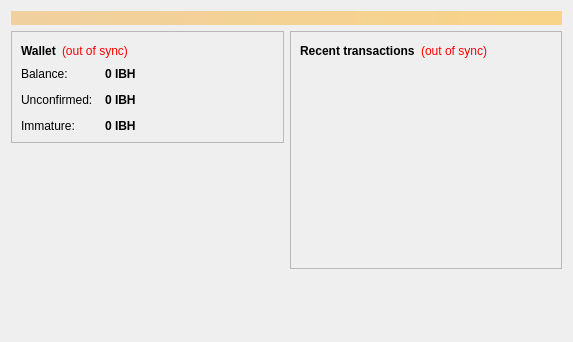
Old version of the form src/qt/forms/overviewpage.ui in the repository ibithub/ibithub.
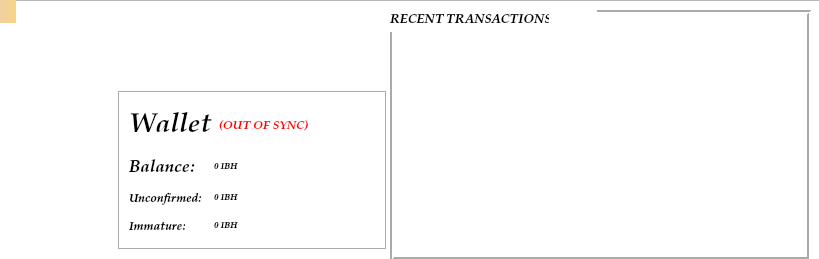
New version of the form. Icons and pictures are not drawn.

The edit to the form file:
```diff
--- a/src/qt/forms/overviewpage.ui
+++ b/src/qt/forms/overviewpage.ui
@@ -6,16 +6,40 @@
    <rect>
     <x>0</x>
     <y>0</y>
-    <width>573</width>
-    <height>342</height>
+    <width>819</width>
+    <height>259</height>
    </rect>
   </property>
+  <property name="minimumSize">
+   <size>
+    <width>819</width>
+    <height>259</height>
+   </size>
+  </property>
+  <property name="maximumSize">
+   <size>
+    <width>819</width>
+    <height>259</height>
+   </size>
+  </property>
   <property name="windowTitle">
    <string>Form</string>
   </property>
-  <layout class="QVBoxLayout" name="topLayout">
-   <item>
+  <property name="autoFillBackground">
+   <bool>true</bool>
+  </property>
+  <property name="styleSheet">
+   <string notr="true"/>
+  </property>
     <widget class="QLabel" name="labelAlerts">
+   <property name="geometry">
+    <rect>
+     <x>0</x>
+     <y>0</y>
+     <width>16</width>
+     <height>23</height>
+    </rect>
+   </property>
      <property name="visible">
       <bool>false</bool>
      </property>
@@ -29,37 +53,157 @@
       <number>3</number>
      </property>
     </widget>
-   </item>
-   <item>
-    <layout class="QHBoxLayout" name="horizontalLayout" stretch="1,1">
-     <item>
+  <widget class="QWidget" name="layoutWidget">
+   <property name="enabled">
+    <bool>true</bool>
+   </property>
+   <property name="geometry">
+    <rect>
+     <x>118</x>
+     <y>90</y>
+     <width>271</width>
+     <height>161</height>
+    </rect>
+   </property>
+   <property name="minimumSize">
+    <size>
+     <width>271</width>
+     <height>161</height>
+    </size>
+   </property>
+   <property name="maximumSize">
+    <size>
+     <width>271</width>
+     <height>161</height>
+    </size>
+   </property>
+   <property name="font">
+    <font>
+     <family>URW Palladio L</family>
+     <pointsize>7</pointsize>
+     <weight>75</weight>
+     <italic>true</italic>
+     <bold>true</bold>
+    </font>
+   </property>
+   <property name="acceptDrops">
+    <bool>false</bool>
+   </property>
       <layout class="QVBoxLayout" name="verticalLayout_2">
        <item>
         <widget class="QFrame" name="frame">
+      <property name="enabled">
+       <bool>true</bool>
+      </property>
+      <property name="minimumSize">
+       <size>
+        <width>269</width>
+        <height>159</height>
+       </size>
+      </property>
+      <property name="maximumSize">
+       <size>
+        <width>269</width>
+        <height>159</height>
+       </size>
+      </property>
+      <property name="font">
+       <font>
+        <family>URW Palladio L</family>
+        <weight>75</weight>
+        <italic>true</italic>
+        <bold>true</bold>
+       </font>
+      </property>
+      <property name="tabletTracking">
+       <bool>false</bool>
+      </property>
+      <property name="focusPolicy">
+       <enum>Qt::NoFocus</enum>
+      </property>
+      <property name="acceptDrops">
+       <bool>false</bool>
+      </property>
+      <property name="autoFillBackground">
+       <bool>false</bool>
+      </property>
+      <property name="styleSheet">
+       <string notr="true">background-color:white</string>
+      </property>
          <property name="frameShape">
-          <enum>QFrame::StyledPanel</enum>
+       <enum>QFrame::Box</enum>
          </property>
          <property name="frameShadow">
-          <enum>QFrame::Raised</enum>
-         </property>
-         <layout class="QVBoxLayout" name="verticalLayout_4">
-          <item>
+       <enum>QFrame::Sunken</enum>
+      </property>
+      <layout class="QGridLayout" name="gridLayout">
+       <item row="0" column="0">
            <layout class="QHBoxLayout" name="horizontalLayout_4">
             <item>
              <widget class="QLabel" name="label_5">
+           <property name="enabled">
+            <bool>true</bool>
+           </property>
+           <property name="minimumSize">
+            <size>
+             <width>84</width>
+             <height>48</height>
+            </size>
+           </property>
+           <property name="maximumSize">
+            <size>
+             <width>84</width>
+             <height>48</height>
+            </size>
+           </property>
               <property name="font">
                <font>
+             <family>URW Palladio L</family>
+             <pointsize>20</pointsize>
                 <weight>75</weight>
+             <italic>true</italic>
                 <bold>true</bold>
                </font>
               </property>
               <property name="text">
                <string>Wallet</string>
               </property>
+           <property name="scaledContents">
+            <bool>false</bool>
+           </property>
+           <property name="wordWrap">
+            <bool>false</bool>
+           </property>
              </widget>
             </item>
             <item>
              <widget class="QLabel" name="labelWalletStatus">
+           <property name="enabled">
+            <bool>true</bool>
+           </property>
+           <property name="minimumSize">
+            <size>
+             <width>111</width>
+             <height>48</height>
+            </size>
+           </property>
+           <property name="maximumSize">
+            <size>
+             <width>111</width>
+             <height>48</height>
+            </size>
+           </property>
+           <property name="font">
+            <font>
+             <family>URW Palladio L</family>
+             <weight>75</weight>
+             <italic>true</italic>
+             <bold>true</bold>
+            </font>
+           </property>
+           <property name="acceptDrops">
+            <bool>false</bool>
+           </property>
               <property name="toolTip">
                <string>The displayed information may be out of date. Your wallet automatically synchronizes with the Ibithub network after a connection is established, but this process has not completed yet.</string>
               </property>
@@ -67,7 +211,7 @@
                <string notr="true">QLabel { color: red; }</string>
               </property>
               <property name="text">
-               <string notr="true">(out of sync)</string>
+            <string notr="true">(OUT OF SYNC)</string>
               </property>
               <property name="alignment">
                <set>Qt::AlignLeading|Qt::AlignLeft|Qt::AlignVCenter</set>
@@ -76,6 +220,32 @@
             </item>
             <item>
              <spacer name="horizontalSpacer_2">
+           <property name="enabled">
+            <bool>true</bool>
+           </property>
+           <property name="minimumSize">
+            <size>
+             <width>38</width>
+             <height>48</height>
+            </size>
+           </property>
+           <property name="maximumSize">
+            <size>
+             <width>38</width>
+             <height>48</height>
+            </size>
+           </property>
+           <property name="font">
+            <font>
+             <family>URW Palladio L</family>
+             <weight>75</weight>
+             <italic>true</italic>
+             <bold>true</bold>
+            </font>
+           </property>
+           <property name="acceptDrops">
+            <bool>false</bool>
+           </property>
               <property name="orientation">
                <enum>Qt::Horizontal</enum>
               </property>
@@ -89,7 +259,7 @@
             </item>
            </layout>
           </item>
-          <item>
+       <item row="1" column="0">
            <layout class="QFormLayout" name="formLayout_2">
             <property name="fieldGrowthPolicy">
              <enum>QFormLayout::AllNonFixedFieldsGrow</enum>
@@ -102,6 +272,33 @@
             </property>
             <item row="0" column="0">
              <widget class="QLabel" name="label">
+           <property name="enabled">
+            <bool>true</bool>
+           </property>
+           <property name="minimumSize">
+            <size>
+             <width>66</width>
+             <height>23</height>
+            </size>
+           </property>
+           <property name="maximumSize">
+            <size>
+             <width>66</width>
+             <height>23</height>
+            </size>
+           </property>
+           <property name="font">
+            <font>
+             <family>URW Palladio L</family>
+             <pointsize>13</pointsize>
+             <weight>75</weight>
+             <italic>true</italic>
+             <bold>true</bold>
+            </font>
+           </property>
+           <property name="acceptDrops">
+            <bool>false</bool>
+           </property>
               <property name="text">
                <string>Balance:</string>
               </property>
@@ -109,9 +306,27 @@
             </item>
             <item row="0" column="1">
              <widget class="QLabel" name="labelBalance">
+           <property name="enabled">
+            <bool>true</bool>
+           </property>
+           <property name="minimumSize">
+            <size>
+             <width>160</width>
+             <height>23</height>
+            </size>
+           </property>
+           <property name="maximumSize">
+            <size>
+             <width>160</width>
+             <height>23</height>
+            </size>
+           </property>
               <property name="font">
                <font>
+             <family>URW Palladio L</family>
+             <pointsize>7</pointsize>
                 <weight>75</weight>
+             <italic>true</italic>
                 <bold>true</bold>
                </font>
               </property>
@@ -131,35 +346,67 @@
             </item>
             <item row="1" column="0">
              <widget class="QLabel" name="label_3">
+           <property name="enabled">
+            <bool>true</bool>
+           </property>
+           <property name="minimumSize">
+            <size>
+             <width>73</width>
+             <height>16</height>
+            </size>
+           </property>
+           <property name="maximumSize">
+            <size>
+             <width>73</width>
+             <height>16</height>
+            </size>
+           </property>
+           <property name="font">
+            <font>
+             <family>URW Palladio L</family>
+             <pointsize>9</pointsize>
+             <weight>75</weight>
+             <italic>true</italic>
+             <bold>true</bold>
+            </font>
+           </property>
+           <property name="acceptDrops">
+            <bool>false</bool>
+           </property>
               <property name="text">
                <string>Unconfirmed:</string>
               </property>
              </widget>
             </item>
-            <item row="1" column="1">
-             <widget class="QLabel" name="labelUnconfirmed">
-              <property name="font">
-               <font>
-                <weight>75</weight>
-                <bold>true</bold>
-               </font>
-              </property>
-              <property name="cursor">
-               <cursorShape>IBeamCursor</cursorShape>
-              </property>
-              <property name="toolTip">
-               <string>Total of transactions that have yet to be confirmed, and do not yet count toward the current balance</string>
-              </property>
-              <property name="text">
-               <string notr="true">0 IBH</string>
-              </property>
-              <property name="textInteractionFlags">
-               <set>Qt::LinksAccessibleByMouse|Qt::TextSelectableByKeyboard|Qt::TextSelectableByMouse</set>
-              </property>
-             </widget>
-            </item>
             <item row="2" column="0">
              <widget class="QLabel" name="labelImmatureText">
+           <property name="enabled">
+            <bool>true</bool>
+           </property>
+           <property name="minimumSize">
+            <size>
+             <width>56</width>
+             <height>16</height>
+            </size>
+           </property>
+           <property name="maximumSize">
+            <size>
+             <width>56</width>
+             <height>16</height>
+            </size>
+           </property>
+           <property name="font">
+            <font>
+             <family>URW Palladio L</family>
+             <pointsize>9</pointsize>
+             <weight>75</weight>
+             <italic>true</italic>
+             <bold>true</bold>
+            </font>
+           </property>
+           <property name="acceptDrops">
+            <bool>false</bool>
+           </property>
               <property name="text">
                <string>Immature:</string>
               </property>
@@ -167,9 +414,27 @@
             </item>
             <item row="2" column="1">
              <widget class="QLabel" name="labelImmature">
+           <property name="enabled">
+            <bool>true</bool>
+           </property>
+           <property name="minimumSize">
+            <size>
+             <width>160</width>
+             <height>16</height>
+            </size>
+           </property>
+           <property name="maximumSize">
+            <size>
+             <width>160</width>
+             <height>16</height>
+            </size>
+           </property>
               <property name="font">
                <font>
+             <family>URW Palladio L</family>
+             <pointsize>7</pointsize>
                 <weight>75</weight>
+             <italic>true</italic>
                 <bold>true</bold>
                </font>
               </property>
@@ -184,79 +449,157 @@
               </property>
              </widget>
             </item>
+         <item row="1" column="1">
+          <widget class="QLabel" name="labelUnconfirmed">
+           <property name="enabled">
+            <bool>true</bool>
+           </property>
+           <property name="minimumSize">
+            <size>
+             <width>160</width>
+             <height>16</height>
+            </size>
+           </property>
+           <property name="maximumSize">
+            <size>
+             <width>160</width>
+             <height>16</height>
+            </size>
+           </property>
+           <property name="font">
+            <font>
+             <family>URW Palladio L</family>
+             <pointsize>7</pointsize>
+             <weight>75</weight>
+             <italic>true</italic>
+             <bold>true</bold>
+            </font>
+           </property>
+           <property name="cursor">
+            <cursorShape>IBeamCursor</cursorShape>
+           </property>
+           <property name="acceptDrops">
+            <bool>false</bool>
+           </property>
+           <property name="toolTip">
+            <string>Total of transactions that have yet to be confirmed, and do not yet count toward the current balance</string>
+           </property>
+           <property name="text">
+            <string notr="true">0 IBH</string>
+           </property>
+           <property name="textInteractionFlags">
+            <set>Qt::LinksAccessibleByMouse|Qt::TextSelectableByKeyboard|Qt::TextSelectableByMouse</set>
+           </property>
+          </widget>
+         </item>
            </layout>
           </item>
          </layout>
         </widget>
        </item>
-       <item>
-        <spacer name="verticalSpacer">
-         <property name="orientation">
-          <enum>Qt::Vertical</enum>
-         </property>
-         <property name="sizeHint" stdset="0">
+   </layout>
+  </widget>
+  <widget class="QGraphicsView" name="graphicsView">
+   <property name="geometry">
+    <rect>
+     <x>-80</x>
+     <y>0</y>
+     <width>901</width>
+     <height>261</height>
+    </rect>
+   </property>
+   <property name="minimumSize">
           <size>
-           <width>20</width>
-           <height>40</height>
-          </size>
-         </property>
-        </spacer>
-       </item>
-      </layout>
-     </item>
-     <item>
-      <layout class="QVBoxLayout" name="verticalLayout_3">
-       <item>
+     <width>901</width>
+     <height>261</height>
+    </size>
+   </property>
+   <property name="maximumSize">
+    <size>
+     <width>901</width>
+     <height>261</height>
+    </size>
+   </property>
+   <property name="toolTip">
+    <string/>
+   </property>
+   <property name="styleSheet">
+    <string notr="true">background: url(/home/ubuntu/Desktop/ibithub/src/qt/res/icons/background2.png)</string>
+   </property>
+  </widget>
         <widget class="QFrame" name="frame_2">
+   <property name="geometry">
+    <rect>
+     <x>390</x>
+     <y>10</y>
+     <width>421</width>
+     <height>251</height>
+    </rect>
+   </property>
+   <property name="minimumSize">
+    <size>
+     <width>421</width>
+     <height>251</height>
+    </size>
+   </property>
+   <property name="maximumSize">
+    <size>
+     <width>421</width>
+     <height>251</height>
+    </size>
+   </property>
+   <property name="font">
+    <font>
+     <family>URW Palladio L</family>
+     <weight>75</weight>
+     <italic>true</italic>
+     <bold>true</bold>
+    </font>
+   </property>
+   <property name="autoFillBackground">
+    <bool>false</bool>
+   </property>
+   <property name="styleSheet">
+    <string notr="true">background-color:white</string>
+   </property>
          <property name="frameShape">
-          <enum>QFrame::StyledPanel</enum>
+    <enum>QFrame::Box</enum>
          </property>
          <property name="frameShadow">
-          <enum>QFrame::Raised</enum>
-         </property>
-         <layout class="QVBoxLayout" name="verticalLayout">
-          <item>
-           <layout class="QHBoxLayout" name="horizontalLayout_2">
-            <item>
-             <widget class="QLabel" name="label_4">
-              <property name="text">
-               <string>&lt;b&gt;Recent transactions&lt;/b&gt;</string>
-              </property>
-             </widget>
-            </item>
-            <item>
-             <widget class="QLabel" name="labelTransactionsStatus">
-              <property name="toolTip">
-               <string>The displayed information may be out of date. Your wallet automatically synchronizes with the Ibithub network after a connection is established, but this process has not completed yet.</string>
-              </property>
-              <property name="styleSheet">
-               <string notr="true">QLabel { color: red; }</string>
-              </property>
-              <property name="text">
-               <string notr="true">(out of sync)</string>
-              </property>
-              <property name="alignment">
-               <set>Qt::AlignRight|Qt::AlignTrailing|Qt::AlignVCenter</set>
-              </property>
-             </widget>
-            </item>
-            <item>
-             <spacer name="horizontalSpacer">
-              <property name="orientation">
-               <enum>Qt::Horizontal</enum>
-              </property>
-              <property name="sizeHint" stdset="0">
-               <size>
-                <width>40</width>
-                <height>20</height>
-               </size>
-              </property>
-             </spacer>
-            </item>
-           </layout>
-          </item>
-          <item>
+    <enum>QFrame::Sunken</enum>
+   </property>
+   <property name="lineWidth">
+    <number>2</number>
+   </property>
            <widget class="QListView" name="listTransactions">
+    <property name="geometry">
+     <rect>
+      <x>10</x>
+      <y>44</y>
+      <width>401</width>
+      <height>191</height>
+     </rect>
+    </property>
+    <property name="minimumSize">
+     <size>
+      <width>401</width>
+      <height>191</height>
+     </size>
+    </property>
+    <property name="maximumSize">
+     <size>
+      <width>401</width>
+      <height>191</height>
+     </size>
+    </property>
+    <property name="font">
+     <font>
+      <family>URW Palladio L</family>
+      <weight>75</weight>
+      <italic>true</italic>
+      <bold>true</bold>
+     </font>
+    </property>
             <property name="styleSheet">
              <string notr="true">QListView { background: transparent; }</string>
             </property>
@@ -273,28 +616,89 @@
              <enum>QAbstractItemView::NoSelection</enum>
             </property>
            </widget>
-          </item>
-         </layout>
+   <widget class="QWidget" name="">
+    <property name="minimumSize">
+     <size>
+      <width>207</width>
+      <height>22</height>
+     </size>
+    </property>
+    <property name="maximumSize">
+     <size>
+      <width>207</width>
+      <height>22</height>
+     </size>
+    </property>
+    <layout class="QHBoxLayout" name="horizontalLayout_2">
+     <item>
+      <widget class="QLabel" name="label_4">
+       <property name="minimumSize">
+        <size>
+         <width>159</width>
+         <height>20</height>
+        </size>
+       </property>
+       <property name="maximumSize">
+        <size>
+         <width>159</width>
+         <height>20</height>
+        </size>
+       </property>
+       <property name="font">
+        <font>
+         <family>URW Palladio L</family>
+         <pointsize>10</pointsize>
+         <weight>75</weight>
+         <italic>true</italic>
+         <bold>true</bold>
+        </font>
+       </property>
+       <property name="text">
+        <string>&lt;b&gt;RECENT TRANSACTIONS&lt;/b&gt;</string>
+       </property>
         </widget>
        </item>
        <item>
-        <spacer name="verticalSpacer_2">
+      <spacer name="horizontalSpacer">
+       <property name="minimumSize">
+        <size>
+         <width>40</width>
+         <height>20</height>
+        </size>
+       </property>
+       <property name="maximumSize">
+        <size>
+         <width>40</width>
+         <height>20</height>
+        </size>
+       </property>
+       <property name="font">
+        <font>
+         <family>URW Palladio L</family>
+         <weight>75</weight>
+         <italic>true</italic>
+         <bold>true</bold>
+        </font>
+       </property>
          <property name="orientation">
-          <enum>Qt::Vertical</enum>
+        <enum>Qt::Horizontal</enum>
          </property>
          <property name="sizeHint" stdset="0">
           <size>
-           <width>20</width>
-           <height>40</height>
+         <width>40</width>
+         <height>20</height>
           </size>
          </property>
         </spacer>
        </item>
       </layout>
-     </item>
-    </layout>
-   </item>
-  </layout>
+   </widget>
+  </widget>
+  <zorder>graphicsView</zorder>
+  <zorder>labelAlerts</zorder>
+  <zorder>layoutWidget</zorder>
+  <zorder>layoutWidget</zorder>
+  <zorder>frame_2</zorder>
  </widget>
  <resources/>
  <connections/>
```
Left out of the diff: 9 changed lines with no effect on the pictures. Lines whose indentation alone changed are shown as unchanged.
